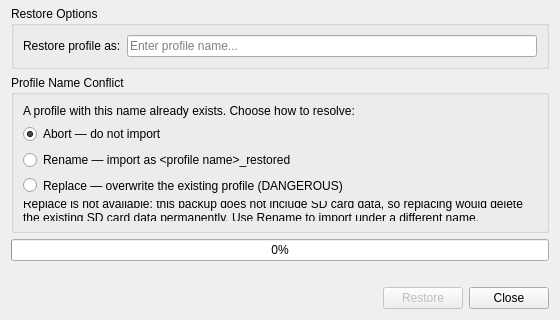
tomasohara/OSCAR-SQL, file oscar/restoredialog.ui: the form before one commit; both pictures show x 0 to 560 and y 392 to 712 of the 560 by 712 pixel window.
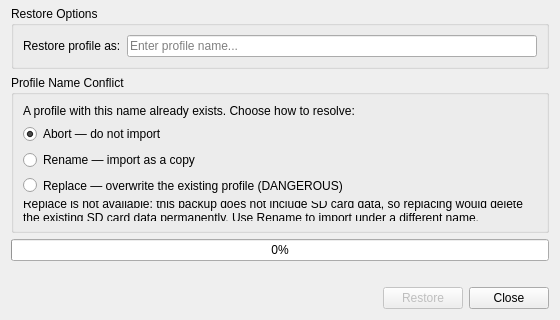
The form after the commit.

Commit message:
Fix restore dialog rename label and taskbar-hidden expansion
Issue 1: the conflict rename radio showed the old "_restored" text
rather than the actual "(copy N)" name. Fix: extract
computeRenameSuggestion() and call it in updateConflictForName()
to keep the label accurate whenever the conflict group is shown.

Issue 2: after Download+validate expanded the dialog, it could be
partly hidden behind the Windows taskbar. Fix: ensureOnScreen()
uses QTimer::singleShot(0) + QScreen::availableGeometry() to
reposition the dialog after the layout has settled.

Closes #190

Patch:
```diff
--- a/oscar/restoredialog.ui
+++ b/oscar/restoredialog.ui
@@ -343,7 +343,7 @@
       <item>
        <widget class="QRadioButton" name="renameRadio">
         <property name="text">
-         <string>Rename — import as &lt;profile name&gt;_restored</string>
+         <string>Rename — import as a copy</string>
         </property>
        </widget>
       </item>
```
The commit also changes 3 other files.
